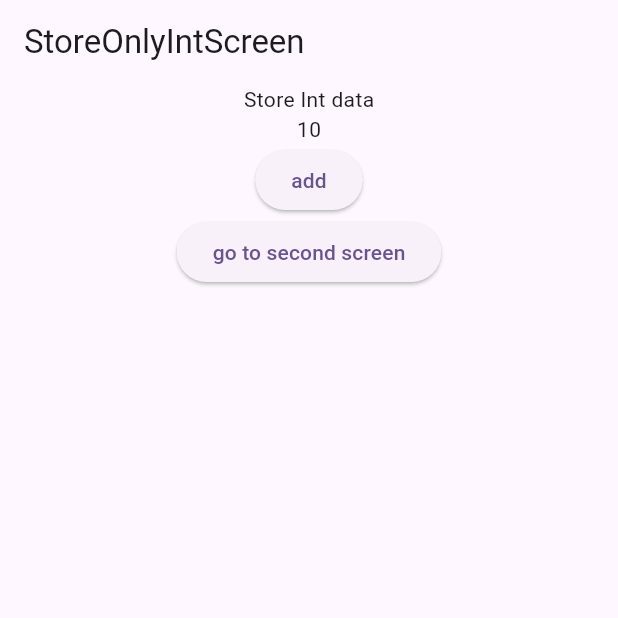
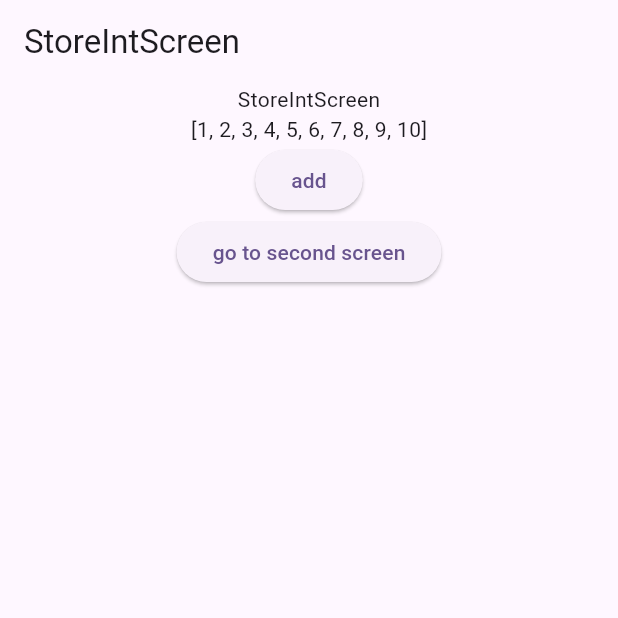
Before and after one commit to tarikbinaziz/riverpod, a Flutter app: the screen it shows after launch, after a tap on "add", on a phone screen of 412 x 824 dp, the top half of it. Run offline on Flutter 3.47's test engine with Material 3 defaults, Android fonts, the phone set to English and light mode, and no system bars; our stand-ins replace dio, flutter_riverpod, riverpod_annotation; generated files the repository leaves out were written again.

Commit message:
doing list in notifire

```diff
--- a/lib/main.dart
+++ b/lib/main.dart
@@ -1,5 +1,6 @@
 import 'package:flutter/material.dart';
 import 'package:flutter_application_1/riverpod_2.0/riverpod_generator_package/providers/notifire/store_int/views/store_only_int_views.dart';
+import 'package:flutter_application_1/riverpod_2.0/riverpod_generator_package/providers/notifire/store_list/views/store_list_view.dart';
 import 'package:flutter_riverpod/flutter_riverpod.dart';
 
 void main() {
@@ -18,7 +19,7 @@ class MyApp extends StatelessWidget {
         colorScheme: ColorScheme.fromSeed(seedColor: Colors.deepPurple),
         useMaterial3: true,
       ),
-      home: const StoreOnlyIntScreen(),
+      home: const StoreListScreen(),
     );
   }
 }
--- /dev/null
+++ b/lib/riverpod_2.0/riverpod_generator_package/providers/notifire/store_list/logic/store_list.dart
@@ -0,0 +1,16 @@
+import 'package:riverpod_annotation/riverpod_annotation.dart';
+
+part 'store_list.g.dart';
+
+
+@riverpod
+class StoreList extends _$StoreList {
+  @override
+  List<int> build() {
+    return [];
+  }
+
+  addItemToList(List<int> items) {
+    state = [...state,...items];
+  }
+}
--- /dev/null
+++ b/lib/riverpod_2.0/riverpod_generator_package/providers/notifire/store_list/views/store_list_view.dart
@@ -0,0 +1,34 @@
+import 'package:flutter/material.dart';
+import 'package:flutter_application_1/riverpod_2.0/riverpod_generator_package/providers/notifire/store_list/logic/store_list.dart';
+import 'package:flutter_application_1/riverpod_2.0/riverpod_generator_package/providers/notifire/store_list/views/store_list_2ndview.dart';
+import 'package:flutter_riverpod/flutter_riverpod.dart';
+
+class StoreListScreen extends ConsumerWidget {
+  const StoreListScreen({super.key});
+
+  @override
+  Widget build(BuildContext context, WidgetRef ref) {
+    final storeInt = ref.watch(storeListProvider);
+    List<int> listInt = [1, 2, 3, 4, 5, 6, 7, 8, 9, 10];
+    return Scaffold(
+      appBar: AppBar(title: const Text('StoreIntScreen')),
+      body: Column(
+        children: [
+          const Center(child: Text('StoreIntScreen')),
+          Center(child: Text('$storeInt')),
+          ElevatedButton(
+              onPressed: () {
+                ref.read(storeListProvider.notifier).addItemToList(listInt);
+              },
+              child: const Text("add")),
+          ElevatedButton(
+              onPressed: () {
+                Navigator.of(context).push(MaterialPageRoute(
+                    builder: (context) => const StoreListSecondScreen()));
+              },
+              child: const Text("go to second screen")),
+        ],
+      ),
+    );
+  }
+}
```
Also changed, not shown: lib/riverpod_2.0/riverpod_generator_package/providers/notifire/store_list/views/store_list_2ndview.dart (added, +27 -0 lines), lib/riverpod_2.0/riverpod_generator_package/providers/notifire/store_list/logic/store_list.g.dart (added).
